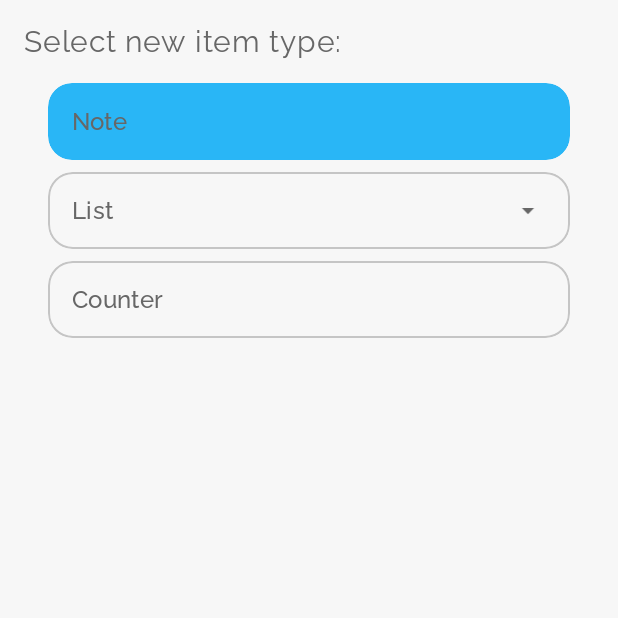
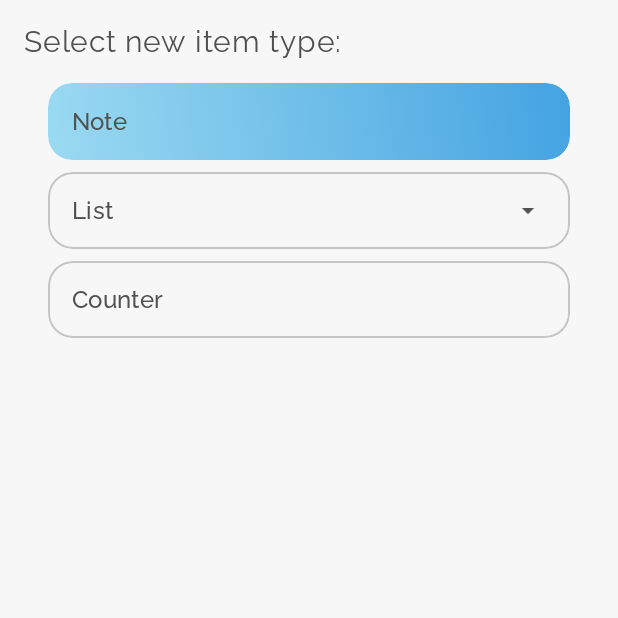
Before and after one commit to ordogod/Collect, an Android app: the CreateItemActivity screen opened directly, with no data from a screen before it, after a tap on "Note", on a phone screen of 412 x 824 dp, the top half of it. Run offline under Robolectric (Android 15) with nearby library versions, the phone set to English and light mode, and no system bars.

Commit message:
Change solid color of selected item to gradient

```diff
--- a/app/src/main/java/com/ordolabs/collect/ui/activity/CreateItemActivity.kt
+++ b/app/src/main/java/com/ordolabs/collect/ui/activity/CreateItemActivity.kt
@@ -32,9 +32,9 @@ class CreateItemActivity : BaseActivity(R.layout.activity_create_item),
         // nothing's here for a while
     }
 
-    override fun onStop() {
+    override fun onDestroy() {
         create_types_recycler.adapter = null
-        super.onStop()
+        super.onDestroy()
     }
 
     companion object : StartableActivity {
--- a/app/src/main/res/drawable/btn_create_type.xml
+++ b/app/src/main/res/drawable/btn_create_type.xml
@@ -1,8 +1,8 @@
 <?xml version="1.0" encoding="utf-8"?>
 <selector xmlns:android="http://schemas.android.com/apk/res/android">
 
-    <item android:drawable="@drawable/item_outline_rounded" android:state_enabled="true" android:state_selected="false" />
+    <item android:drawable="@drawable/btn_create_type_unselected" android:state_enabled="true" android:state_selected="false" />
 
-    <item android:drawable="@drawable/item_outline_rounded_selected" android:state_enabled="true" android:state_selected="true" />
+    <item android:drawable="@drawable/btn_create_type_selected" android:state_enabled="true" android:state_selected="true" />
 
 </selector>
--- a/app/src/main/res/drawable/item_outline_rounded_selected.xml
+++ b/app/src/main/res/drawable/btn_create_type_selected.xml
@@ -1,7 +1,10 @@
 <?xml version="1.0" encoding="UTF-8"?>
 <shape xmlns:android="http://schemas.android.com/apk/res/android">
 
-    <solid android:color="@color/accent_sky"/>
+    <gradient
+        android:startColor="#9BDAF1"
+        android:endColor="#44A3E1"
+        android:angle="45"/>
 
     <stroke
         android:width="0dp"
--- a/app/src/main/res/values/colors.xml
+++ b/app/src/main/res/values/colors.xml
@@ -11,7 +11,7 @@
 
     <!--~~~~~~~~~~~~~~~~~~~~~ TEXT ~~~~~~~~~~~~~~~~~~~~~-->
     <color name="text_title">#000000</color>
-    <color name="text_body">#676767</color>
+    <color name="text_body">#505050</color>
     <color name="text_light">@android:color/white</color>
 
     <!--~~~~~~~~~~~~~~~~~~~~ STUFF ~~~~~~~~~~~~~~~~~~~~~-->
```
Also changed, not shown: app/src/main/res/drawable/btn_create_type_unselected.xml (renamed from app/src/main/res/drawable/item_outline_rounded.xml).
